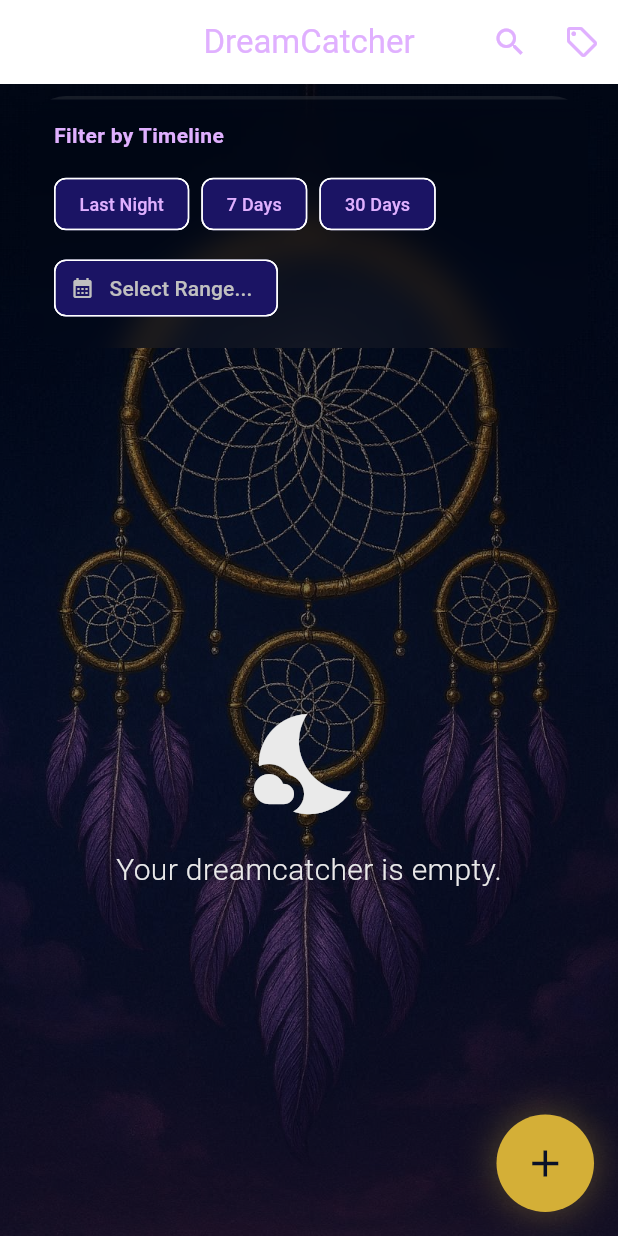
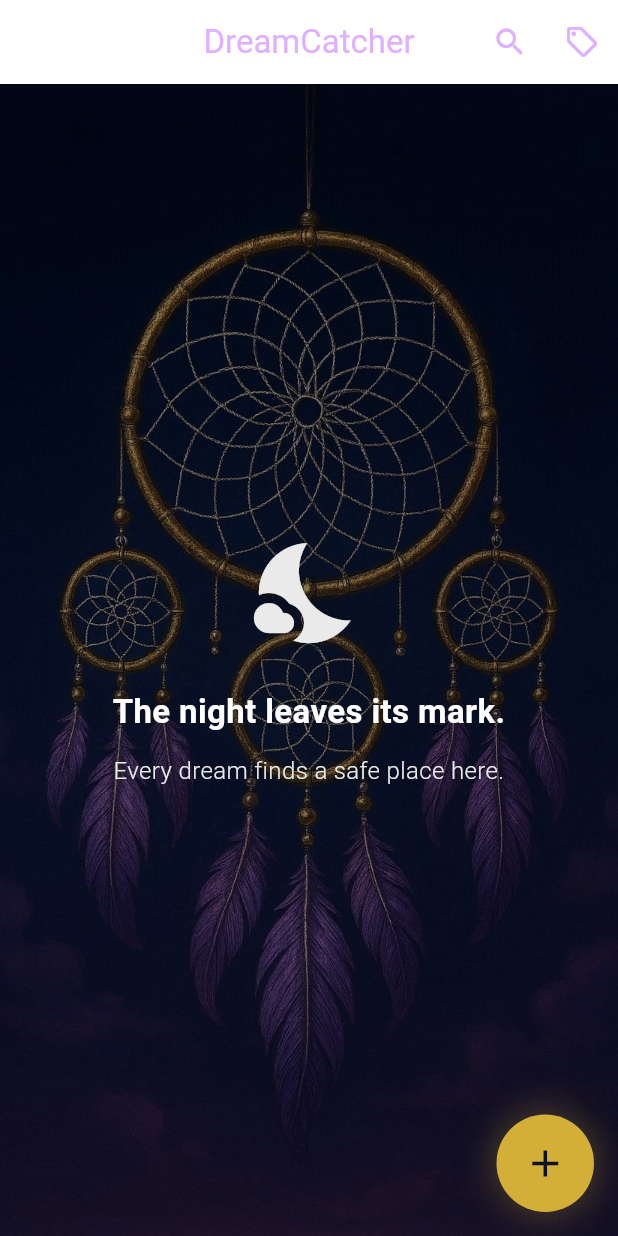
Before and after one commit to Groneberg/Dreamcatcher, a Flutter app: the screen it shows after launch, after a tap on the "add" icon, on a phone screen of 412 x 824 dp. Run offline on Flutter 3.47's test engine with Material 3 defaults, Android fonts, the phone set to English and light mode, and no system bars; our stand-ins replace objectbox; generated files the repository leaves out were written again.

Commit message:
style(ui): conditionally hide SearchFilterPanel during initial empty state
- Refactor HomeScreen layout to hide the timeline filter when no dreams exist.
- Ensure SearchFilterPanel remains visible if active filters return zero results.
- Give the poetic empty state graphics and typography maximum screen real estate.

```diff
--- a/lib/src/features/home/screen/home_screen.dart
+++ b/lib/src/features/home/screen/home_screen.dart
@@ -174,15 +174,6 @@ class _HomeScreenState extends State<HomeScreen> with WidgetsBindingObserver {
                 }),
               ),
 
-              SearchFilterPanel(
-                selectedRange: _selectedDateRange,
-                onRangeSelected: (range) {
-                  setState(() {
-                    _selectedDateRange = range;
-                  });
-                },
-              ),
-
               Expanded(
                 child: StreamBuilder<List<Dream>>(
                   stream: widget.dbService.watchCombinedDreams(
@@ -193,6 +184,12 @@ class _HomeScreenState extends State<HomeScreen> with WidgetsBindingObserver {
                     selectedRange: _selectedDateRange,
                   ),
                   builder: (context, snapshot) {
+                    final hasActiveFilters =
+                        _searchQuery.trim().isNotEmpty ||
+                        _activeTags.isNotEmpty ||
+                        _selectedDateRange != null ||
+                        _searchMode == SearchMode.tag;
+
                     if (snapshot.hasError) {
                       return const Center(
                         child: Text('Error loading memories.'),
@@ -207,18 +204,28 @@ class _HomeScreenState extends State<HomeScreen> with WidgetsBindingObserver {
                     }
 
                     final dreams = snapshot.data ?? [];
-                    if (dreams.isEmpty) {
-                      return _searchMode != SearchMode.none ||
-                              _activeTags.isNotEmpty
+                    if (dreams.isEmpty && !hasActiveFilters) {
+                      return _buildEmptyState();
+                    }
+
+                    return Column(
+                      children: [
+                        SearchFilterPanel(
+                          selectedRange: _selectedDateRange,
+                          onRangeSelected: (range) {
+                            setState(() {
+                              _selectedDateRange = range;
+                            });
+                          },
+                        ),
+                        Expanded(
+                          child: dreams.isEmpty
                               ? const Center(
                                   child: Text(
                                     "No memories match your active filters. 🌫️",
                                   ),
                                 )
-                          : _buildEmptyState();
-                    }
-
-                    return DreamList(
+                              : DreamList(
                                   dreams: dreams,
                                   onTap: (dream) async {
                                     await Navigator.push(
@@ -234,10 +241,15 @@ class _HomeScreenState extends State<HomeScreen> with WidgetsBindingObserver {
                                     setState(() {});
                                   },
                                   onDelete: (dream) async {
-                        await widget.dbService.deleteDream(dream.id);
+                                    await widget.dbService.deleteDream(
+                                      dream.id,
+                                    );
                                     _updateAvailableTags();
                                     setState(() {});
                                   },
+                                ),
+                        ),
+                      ],
                     );
                   },
                 ),
@@ -256,6 +268,8 @@ class _HomeScreenState extends State<HomeScreen> with WidgetsBindingObserver {
 
   Widget _buildEmptyState() {
     return Center(
+      child: Padding(
+        padding: const EdgeInsets.all(32.0),
         child: Column(
           mainAxisSize: MainAxisSize.min,
           children: const [
@@ -264,17 +278,29 @@ class _HomeScreenState extends State<HomeScreen> with WidgetsBindingObserver {
               size: 80,
               color: AppTheme.lightSterlingSilver,
             ),
-          SizedBox(height: 16),
+            SizedBox(height: 24),
             Text(
-            'Your dreamcatcher is empty.',
+              'The night leaves its mark.',
+              textAlign: TextAlign.center,
               style: TextStyle(
-              fontSize: 20,
+                fontSize: 22,
+                color: Colors.white,
+                fontWeight: FontWeight.bold,
+              ),
+            ),
+            SizedBox(height: 12),
+            Text(
+              'Every dream finds a safe place here.',
+              textAlign: TextAlign.center,
+              style: TextStyle(
+                fontSize: 16,
                 color: AppTheme.lightSterlingSilver,
                 fontWeight: FontWeight.w300,
               ),
             ),
           ],
         ),
+      ),
     );
   }
 }
```
Lines whose indentation alone changed are shown as unchanged.
